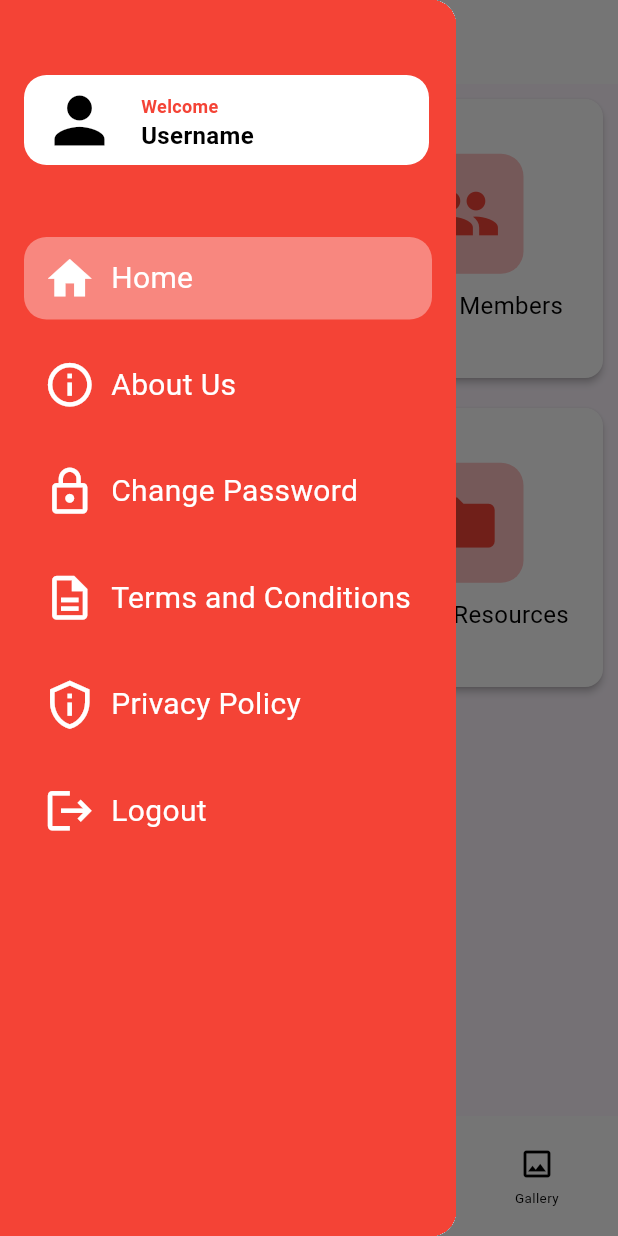
After one commit to Cloudy-Megha10/demo, a Flutter app: the HomeScreen screen opened by its route, in the side drawer, after a tap on "Home", on a phone screen of 412 x 824 dp. The commit adds this screen. Run offline on Flutter 3.47's test engine with Material 3 defaults, Android fonts, the phone set to English and light mode, and no system bars; our stand-ins replace cached_network_image, flutter_svg, get, transparent_image.

Commit message:
designed Dashboard UI with customly created build items and designed side drawer and with bottom navigation bar
designed Dashboard UI with customly created dashboard items and designed side drawer and with bottom navigation bar

```diff
--- a/lib/core/utils/image_constant.dart
+++ b/lib/core/utils/image_constant.dart
@@ -1,3 +1,3 @@
 class ImageConstant {
-  static String imgInfo = 'assets/images/img_info.svg';
+  static String logo = 'assets/images/samraat_international.jpg';
 }
--- a/lib/core/utils/size_utils.dart
+++ b/lib/core/utils/size_utils.dart
@@ -21,8 +21,8 @@ get width {
 ///This method is used to get device viewport height.
 get height {
   num statusBar =
-      MediaQueryData.fromWindow(WidgetsBinding.instance.window).viewPadding.top;
-  num bottomBar = MediaQueryData.fromWindow(WidgetsBinding.instance.window)
+      MediaQueryData.fromView(WidgetsBinding.instance.window).viewPadding.top;
+  num bottomBar = MediaQueryData.fromView(WidgetsBinding.instance.window)
       .viewPadding
       .bottom;
   num screenHeight = size.height - statusBar - bottomBar;
--- a/lib/main.dart
+++ b/lib/main.dart
@@ -1,4 +1,4 @@
-import 'package:demo_app/presentation/splash_screen/splash_screen.dart';
+import 'package:demo_app/routes/app_routes.dart';
 import 'package:flutter/material.dart';
 import 'package:get/route_manager.dart';
 
@@ -23,7 +23,8 @@ class MyApp extends StatelessWidget {
       theme: ThemeData(
        visualDensity: VisualDensity.standard,
     ),
-    home: SplashScreen(),
+    initialRoute: AppRoutes.splashScreen,
+    getPages: AppRoutes.pages,
     );
   }
 }
--- /dev/null
+++ b/lib/presentation/home_screen/binding/home_binding.dart
@@ -0,0 +1,10 @@
+import 'package:get/instance_manager.dart';
+
+import '../controller/home_controller.dart';
+
+class HomeBinding extends Bindings {
+  @override
+  void dependencies() {
+    Get.lazyPut(() => HomeController());
+  }
+}
--- /dev/null
+++ b/lib/presentation/home_screen/controller/home_controller.dart
@@ -0,0 +1,19 @@
+import 'package:get/state_manager.dart';
+
+class HomeController extends GetxController {
+@override
+void onReady(){
+  super.onReady();
+}
+
+ var selectedIndex = 0.obs;
+
+  void updateSelectedIndex(int index) {
+    selectedIndex.value = index;
+  }
+
+@override
+  void onClose() {
+    super.onClose();
+  }
+}
--- /dev/null
+++ b/lib/presentation/home_screen/home_screen.dart
@@ -0,0 +1,376 @@
+import 'package:demo_app/core/utils/color_constant.dart';
+import 'package:demo_app/presentation/home_screen/controller/home_controller.dart';
+import 'package:flutter/material.dart';
+import 'package:get/get.dart';
+
+import '../../widgets/custom_build_dashboard_view.dart';
+import 'wigets/home_screen1.dart';
+
+class HomeScreen extends GetWidget<HomeController> {
+  const HomeScreen({super.key});
+
+   @override
+  Widget build(BuildContext context) {
+    return GetBuilder<NavigationController>(
+      init: NavigationController(),
+      builder: (controller) {
+        return Scaffold(
+          appBar: AppBar(
+            title:
+              const Row(
+                children: [
+                  Icon(
+                    Icons.person,
+                    color: Colors.black,
+                    size: 40,
+                  ),
+                  SizedBox(width: 16),
+             Column(
+              crossAxisAlignment: CrossAxisAlignment.start,
+               children: [
+                      Text(
+                        'Welcome',
+                        style: TextStyle(
+                          color: Colors.red,
+                          fontSize: 12,
+                          fontWeight: FontWeight.bold,
+                        ),
+                      ),
+                       Text(
+                        'Username',
+                        style: TextStyle(
+                          color: Colors.black,
+                          fontSize: 16,
+                          fontWeight: FontWeight.bold,
+                        ),
+                      ),
+                    ],
+            ),
+              ]),
+            backgroundColor: Colors.white,
+            foregroundColor: Colors.red,
+            elevation: 0,
+          ),
+          drawer: SideDrawer(),
+          body: controller.getSelectedPage(),
+          bottomNavigationBar: BottomAppBar(
+            color: Colors.white,
+            child: Row(
+              mainAxisAlignment: MainAxisAlignment.spaceAround,
+              children: [
+                _buildBottomNavItem(
+                  icon: Icons.chat_bubble_outline,
+                  label: 'Chat',
+                  index: 0,
+                  controller: controller,
+                ),
+                _buildBottomNavItem(
+                  icon: Icons.group_outlined,
+                  label: 'Members',
+                  index: 1,
+                  controller: controller,
+                ),
+                _buildBottomNavItem(
+                  icon: Icons.home_outlined,
+                  label: 'Home',
+                  index: 2,
+                  isSelected: true, // Highlighted item
+                  controller: controller,
+                ),
+                _buildBottomNavItem(
+                  icon: Icons.folder_outlined,
+                  label: 'Resources',
+                  index: 3,
+                  controller: controller,
+                ),
+                _buildBottomNavItem(
+                  icon: Icons.photo_outlined,
+                  label: 'Gallery',
+                  index: 4,
+                  controller: controller,
+                ),
+              ],
+            ),
+          ),
+        );
+      },
+    );
+  }
+
+Widget _buildBottomNavItem({
+  required IconData icon,
+  required String label,
+  required int index,
+  bool isSelected = false,
+  required NavigationController controller,
+}) {
+  bool selected = controller.selectedIndex == index;
+
+  return GestureDetector(
+    onTap: () {
+      controller.updateIndex(index);
+    },
+    child: Container(
+      padding: const EdgeInsets.all(8.0),
+      decoration: BoxDecoration(
+        color: selected ? Colors.red : Colors.transparent,
+        borderRadius: BorderRadius.circular(10),
+      ),
+      child: SizedBox(
+        width: 40, // Ensure this width is enough to avoid overflow
+        height: 40, // Ensure this height is enough to avoid overflow
+        child: Column(
+          mainAxisAlignment: MainAxisAlignment.center,
+          crossAxisAlignment: CrossAxisAlignment.center,
+          children: [
+            Icon(
+              icon,
+              color: selected ? Colors.white : Colors.black,
+              size: 24, // Adjust icon size to fit within the box
+            ),
+            SizedBox(height: 4), // Spacing between icon and label
+            Expanded(
+              child: Align(
+                alignment: Alignment.center,
+                child: Text(
+                  label,
+                  textAlign: TextAlign.center, // Center the text
+                  style: TextStyle(
+                    color: selected ? Colors.white : Colors.black,
+                    fontSize: 9, // Adjust font size
+                  ),
+                  //overflow: TextOverflow.ellipsis, // Handle overflow
+                ),
+              ),
+            ),
+          ],
+        ),
+      ),
+    ),
+  );
+}
+}
+
+class NavigationController extends GetxController {
+  int selectedIndex = 2;
+
+  void updateIndex(int index) {
+    selectedIndex = index;
+    update();
+  }
+
+  Widget getSelectedPage() {
+    switch (selectedIndex) {
+      case 0:
+        return ChatPage();
+      case 1:
+        return MembersPage();
+      case 2:
+        return const DashboardPage();
+      case 3:
+        return ResourcesPage();
+      case 4:
+        return GalleryPage();
+      default:
+        return const DashboardPage();
+    }
+  }
+}
+
+class SideDrawer extends StatelessWidget {
+  final HomeController controller = Get.put(HomeController()); // Initialize the controller
+
+  @override
+  Widget build(BuildContext context) {
+    return Drawer(
+      child: Container(
+        color: Colors.red, // Background color of the drawer
+        child: Column(
+          crossAxisAlignment: CrossAxisAlignment.start,
+          children: <Widget>[
+            // Drawer Header
+            Container(
+              padding: EdgeInsets.only(top: 50, left: 16, bottom: 20),
+              child: Container(
+                height: 60,
+                width: 270,
+                decoration: BoxDecoration(color: ColorConstant.whiteA700,borderRadius: BorderRadius.circular(15)),
+                child:
+              const Row(
+                children: [
+                  SizedBox(width: 12),
+                  Icon(
+                    Icons.person,
+                    color: Colors.black,
+                    size: 50,
+                  ),
+                  SizedBox(width: 16),
+                  Column(
+                    crossAxisAlignment: CrossAxisAlignment.start,
+                    children: [
+                      SizedBox(height: 12),
+                      Text(
+                        'Welcome',
+                        style: TextStyle(
+                          color: Colors.red,
+                          fontSize: 12,
+                          fontWeight: FontWeight.bold,
+                        ),
+                      ),
+                       Text(
+                        'Username',
+                        style: TextStyle(
+                          color: Colors.black,
+                          fontSize: 16,
+                          fontWeight: FontWeight.bold,
+                        ),
+                      ),
+                    ],
+                  ),
+                ],
+              ),
+            ),),
+            SizedBox(height: 20),
+            // Drawer Items
+            _buildDrawerItem(
+              icon: Icons.home,
+              label: 'Home',
+              index: 0, // Assign unique index to each item
+              onTap: () {
+                controller.updateSelectedIndex(0); // Update selected index
+                Navigator.pop(context); // Close the drawer
+              },
+            ),
+            _buildDrawerItem(
+              icon: Icons.info_outline,
+              label: 'About Us',
+              index: 1,
+              onTap: () {
+                controller.updateSelectedIndex(1);
+                // Navigate to About Us page
+              },
+            ),
+            _buildDrawerItem(
+              icon: Icons.lock_outline,
+              label: 'Change Password',
+              index: 2,
+              onTap: () {
+                controller.updateSelectedIndex(2);
+                // Navigate to Change Password page
+              },
+            ),
+            _buildDrawerItem(
+              icon: Icons.description_outlined,
+              label: 'Terms and Conditions',
+              index: 3,
+              onTap: () {
+                controller.updateSelectedIndex(3);
+                // Navigate to Terms and Conditions page
+              },
+            ),
+            _buildDrawerItem(
+              icon: Icons.privacy_tip_outlined,
+              label: 'Privacy Policy',
+              index: 4,
+              onTap: () {
+                controller.updateSelectedIndex(4);
+                // Navigate to Privacy Policy page
+              },
+            ),
+            _buildDrawerItem(
+              icon: Icons.logout,
+              label: 'Logout',
+              index: 5,
+              onTap: () {
+                controller.updateSelectedIndex(5);
+                // Handle logout
+              },
+            ),
+          ],
+        ),
+      ),
+    );
+  }
+
+   // Helper function to create drawer items
+  Widget _buildDrawerItem({
+    required IconData icon,
+    required String label,
+    required int index,
+    required GestureTapCallback onTap,
+  }) {
+    return Obx(() {
+      // Observe the selectedIndex from the controller
+      bool isSelected = controller.selectedIndex.value == index;
+
+      return Padding(
+        padding: const EdgeInsets.symmetric(vertical: 8.0, horizontal: 16.0),
+        child: InkWell(
+          onTap: onTap, // Handle tap action
+          child: Container(
+            decoration: isSelected
+                ? BoxDecoration(
+                    color: Colors.white.withOpacity(0.36), // Highlight background when selected
+                    borderRadius: BorderRadius.circular(15), // Rounded corners
+                  )
+                : null, // No decoration for unselected items
+            padding: EdgeInsets.symmetric(vertical: 10.0, horizontal: 13.0),
+            child: Row(
+              children: [
+                Icon(
+                  icon,
+                  color: Colors.white, // Icon color
+                  size: 35,
+                ),
+                SizedBox(width: 10),
+                Text(
+                  label,
+                  style: TextStyle(
+                    color: Colors.white, // Text color
+                    fontSize: 20,
+                  ),
+                ),
+              ],
+            ),
+          ),
+        ),
+      );
+    });
+  }
+}
+
+// Placeholder pages for the navigation
+class ChatPage extends StatelessWidget {
+  @override
+  Widget build(BuildContext context) {
+    return Center(child: Text('Chat Page'));
+  }
+}
+
+class MembersPage extends StatelessWidget {
+  @override
+  Widget build(BuildContext context) {
+    return Center(child: Text('Members Page'));
+  }
+}
+
+class ResourcesPage extends StatelessWidget {
+  @override
+  Widget build(BuildContext context) {
+    return Center(child: Text('Resources Page'));
+  }
+}
+
+class GalleryPage extends StatelessWidget {
+  @override
+  Widget build(BuildContext context) {
+    return Center(child: Text('Gallery Page'));
+  }
+}
+
+class HomeDashboard extends StatelessWidget {
+  @override
+  Widget build(BuildContext context) {
+    return Center(child: Text('Home Page Dashboard'));
+  }
+}
--- /dev/null
+++ b/lib/presentation/home_screen/wigets/home_screen1.dart
@@ -0,0 +1,25 @@
+// Pages with dynamic content
+import 'package:flutter/material.dart';
+
+import '../../../widgets/custom_build_dashboard_view.dart';
+
+class DashboardPage extends StatelessWidget {
+  const DashboardPage({super.key});
+
+  @override
+  Widget build(BuildContext context) {
+    return Center(
+      child: GridView.count(
+        crossAxisCount: 2,
+        children: <Widget>[
+          CustomBuildDashboardView(icon: Icons.apartment, title: 'Manage Club'),
+          CustomBuildDashboardView(icon:Icons.people, title:'Manage Members'),
+          CustomBuildDashboardView(icon:Icons.photo, title:'Manage Gallery'),
+          CustomBuildDashboardView(icon:Icons.folder, title:'Manage Resources'),
+          CustomBuildDashboardView(icon:Icons.report, title:'Manage Report'),
+        ],
+      ),
+    );
+  }
+
+}
--- /dev/null
+++ b/lib/presentation/home_screen/wigets/home_screen2.dart
@@ -0,0 +1,23 @@
+// Pages with dynamic content
+import 'package:flutter/material.dart';
+
+import '../../../widgets/custom_build_dashboard_view.dart';
+
+class HomeWidget2 extends StatelessWidget {
+  const HomeWidget2({super.key});
+
+  @override
+  Widget build(BuildContext context) {
+    return Center(
+      child: GridView.count(
+        crossAxisCount: 2,
+        children: <Widget>[
+          CustomBuildDashboardView(icon:Icons.people, title:'Manage Members'),
+          CustomBuildDashboardView(icon:Icons.photo, title:'Manage Gallery'),
+          CustomBuildDashboardView(icon:Icons.report, title:'Manage Report'),
+        ],
+      ),
+    );
+  }
+
+}
--- /dev/null
+++ b/lib/presentation/home_screen/wigets/home_screen3.dart
@@ -0,0 +1,24 @@
+// Pages with dynamic content
+import 'package:flutter/material.dart';
+
+import '../../../widgets/custom_build_dashboard_view.dart';
+
+class HomeWidget3 extends StatelessWidget {
+  const HomeWidget3({super.key});
+
+  @override
+  Widget build(BuildContext context) {
+    return Center(
+      child: GridView.count(
+        crossAxisCount: 2,
+        children: <Widget>[
+          CustomBuildDashboardView(icon:Icons.chat, title:'Chat'),
+          CustomBuildDashboardView(icon:Icons.people, title:'Manage Members'),
+          CustomBuildDashboardView(icon:Icons.photo, title:'Manage Gallery'),
+          CustomBuildDashboardView(icon:Icons.folder, title:'Manage Resources'),
+        ],
+      ),
+    );
+  }
+
+}
--- /dev/null
+++ b/lib/presentation/login_screen/binding/login_binding.dart
@@ -0,0 +1,10 @@
+import 'package:get/instance_manager.dart';
+
+import '../controller/login_controller.dart';
+
+class LoginBinding extends Bindings {
+  @override
+  void dependencies() {
+    Get.lazyPut(() => LoginController());
+  }
+}
--- a/lib/presentation/splash_screen/controller/splash_controller.dart
+++ b/lib/presentation/splash_screen/controller/splash_controller.dart
@@ -12,8 +12,4 @@ class SplashController extends GetxController{
     });
   }
 
-   @override
-  void onClose() {
-    super.onClose();
-  }
 }
--- a/lib/routes/app_routes.dart
+++ b/lib/routes/app_routes.dart
@@ -2,6 +2,8 @@ import 'package:demo_app/presentation/splash_screen/binding/splash_binding.dart'
 import 'package:demo_app/presentation/splash_screen/splash_screen.dart';
 import 'package:get/get.dart';
 
+import '../presentation/home_screen/binding/home_binding.dart';
+import '../presentation/home_screen/home_screen.dart';
 import '../presentation/login_screen/binding/login_binding.dart';
 import '../presentation/login_screen/login_screen.dart';
 
@@ -19,9 +21,9 @@ class AppRoutes {
     bindings: [
       LoginBinding(),
   ]),
-  // GetPage(name: homeScreen, page: ()=> HomeScreen(),
-  // bindings: [
-  //   HomeBindings(),
-  // ]),
+  GetPage(name: homeScreen, page: ()=> HomeScreen(),
+  bindings: [
+    HomeBinding(),
+  ]),
   ];
 }
--- /dev/null
+++ b/lib/widgets/custom_build_dashboard_view.dart
@@ -0,0 +1,50 @@
+import 'package:flutter/material.dart';
+
+import '../core/utils/color_constant.dart';
+
+class CustomBuildDashboardView extends StatelessWidget {
+  IconData icon;
+  String title;
+
+    CustomBuildDashboardView({
+    required this.icon,
+    required this.title,
+  });
+   @override
+  Widget build(BuildContext context) {
+    return _buildDashboardItem(icon,title);
+  }
+Widget _buildDashboardItem(IconData icon, String title) {
+    return Card(
+      elevation: 2,
+      color: ColorConstant.whiteA700,
+      margin: const EdgeInsets.all(10),
+      child: InkWell(
+        onTap: () {
+          // Handle navigation
+        },
+        child: Column(
+          mainAxisAlignment: MainAxisAlignment.center,
+          children: <Widget>[
+            Container(height:80,
+            width: 80,
+            decoration:BoxDecoration(color: Colors.redAccent.withOpacity(0.36),borderRadius: BorderRadius.all(Radius.circular(15))),child:
+            Icon(
+              icon,
+              size: 50,
+              color: Colors.red,
+            ),),
+            const SizedBox(height: 10),
+            Text(
+              title,
+              style: const TextStyle(
+                fontSize: 16,
+                color: Colors.black,
+              ),
+            ),
+          ],
+        ),
+      ),
+    );
+  }
+}
```
Also changed, not shown: lib/presentation/login_screen/controller/login_controller.dart (added, +9 -0 lines), lib/presentation/login_screen/login_screen.dart (added, +159 -0 lines), lib/presentation/splash_screen/splash_screen.dart (+6 -3 lines), assets/images/img_info.svg (deleted), assets/images/samraat_international-transparent.png (added), assets/images/samraat_international.jpg (added), 1 other file.
